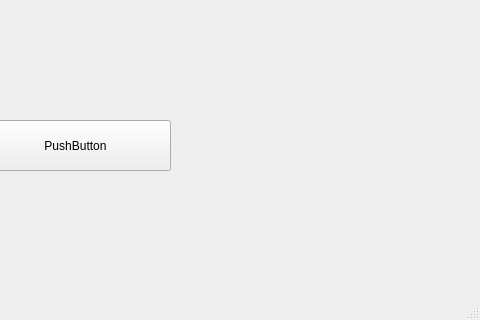
This is Project/guiPages/initPage.ui in AndBarata/Multimedia-Systems as Qt 5 draws it before an edit; both pictures show x 320 to 800 and y 280 to 600 of the 800 by 600 pixel window. The edited form follows.
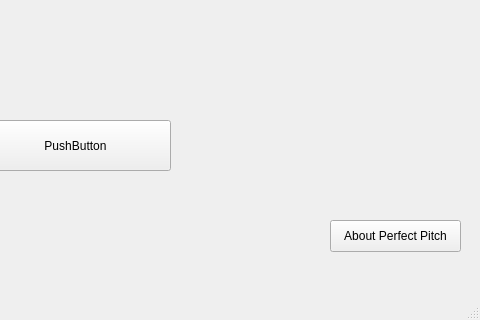
This is the edited form.

The edit to the form file:
```diff
--- a/Project/guiPages/initPage.ui
+++ b/Project/guiPages/initPage.ui
@@ -27,6 +27,22 @@
      <string>PushButton</string>
     </property>
    </widget>
+   <widget class="QPushButton" name="aboutButton">
+    <property name="geometry">
+     <rect>
+      <x>650</x>
+      <y>500</y>
+      <width>131</width>
+      <height>32</height>
+     </rect>
+    </property>
+    <property name="autoFillBackground">
+     <bool>false</bool>
+    </property>
+    <property name="text">
+     <string>About Perfect Pitch</string>
+    </property>
+   </widget>
   </widget>
   <widget class="QMenuBar" name="menubar">
    <property name="geometry">
```
Left out of the diff: 2 changed lines with no effect on the pictures.
